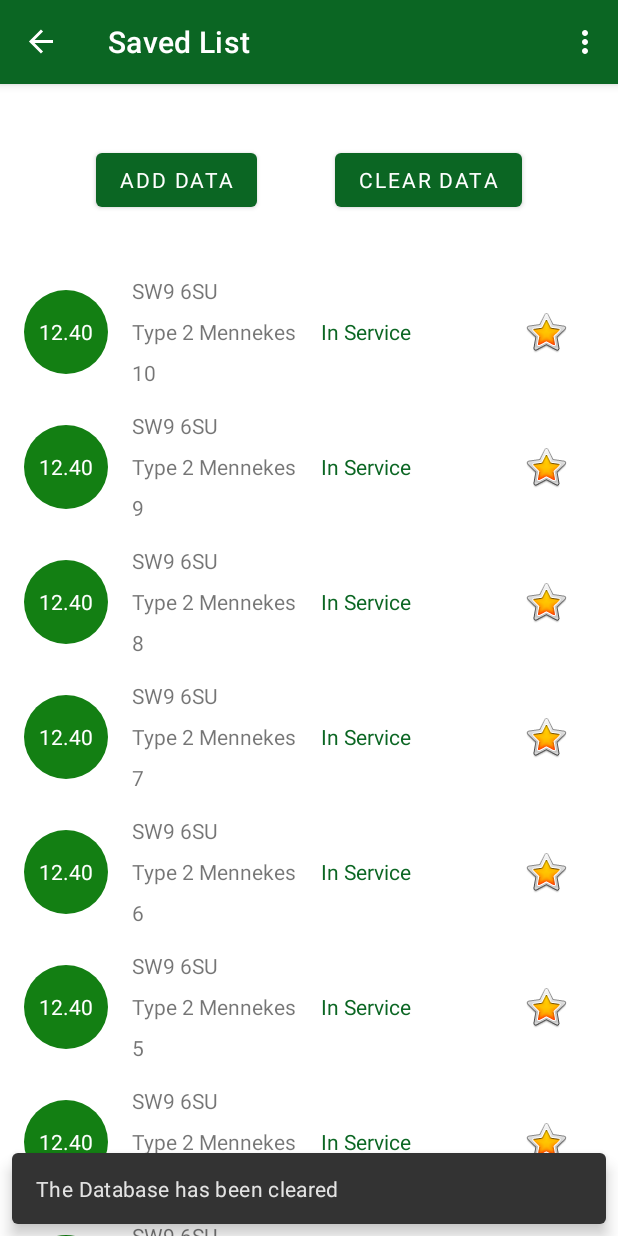
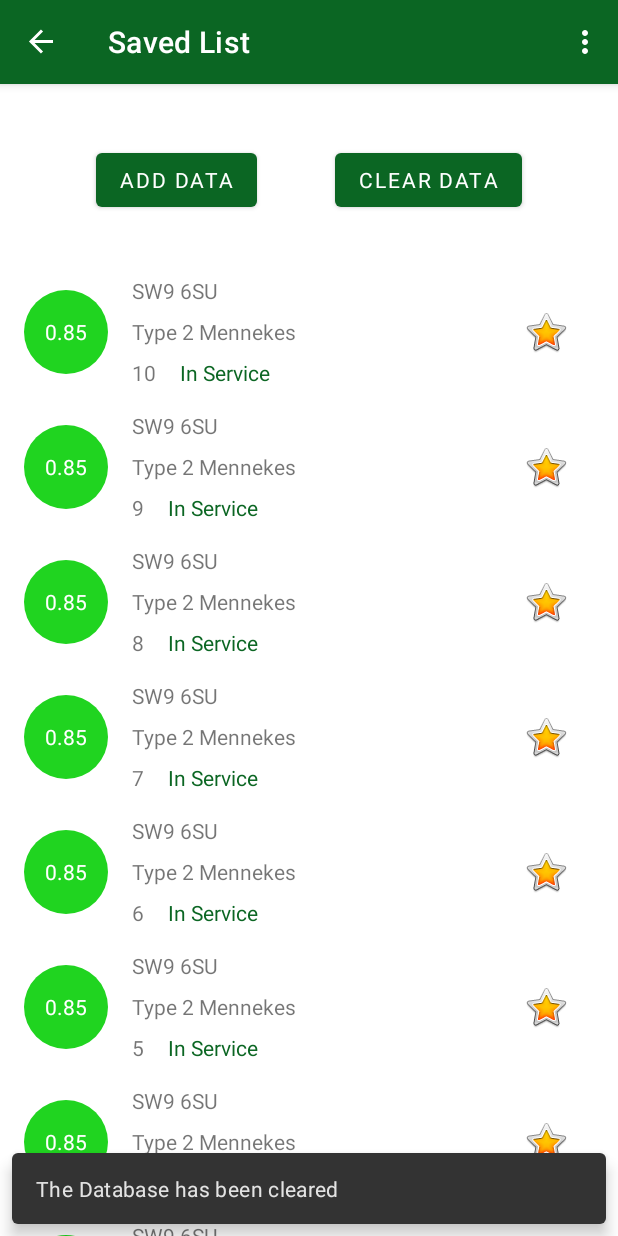
Before and after one commit to Kovah101/ChargeMyCar, an Android app built with Jetpack Compose: the SavedListFragment screen opened through its navigation route, after a tap on "ADD DATA", on a phone screen of 412 x 824 dp. Run offline under Robolectric (Android 15) with nearby library versions, the phone set to English and light mode, and no system bars; our stand-ins replace Room's generated code, Timber, data binding, navigation-ui; Roboto replaces fonts that are not available here; 1 other tap on this screen came first.

Commit message:
Added missing postcode and adjust list item layout - need to sort favourite add/remove now

```diff
--- a/app/src/main/java/com/github/kovah101/chargemycar/liveChargePoints/LiveListFragment.kt
+++ b/app/src/main/java/com/github/kovah101/chargemycar/liveChargePoints/LiveListFragment.kt
@@ -67,7 +67,7 @@ class LiveListFragment : Fragment() {
         },ChargePointAdapter.FavouriteListener { chargePoint, checked ->
             if (checked) {
                 Timber.d("Add Item ID: ${chargePoint.chargePointId} from Database")
-                livePointsViewModel.addIfNewChargePoint(chargePoint)
+                //livePointsViewModel.addIfNewChargePoint(chargePoint)
             }
         })
         // bind it to the live list
--- a/app/src/main/java/com/github/kovah101/chargemycar/network/ChargeQuery.kt
+++ b/app/src/main/java/com/github/kovah101/chargemycar/network/ChargeQuery.kt
@@ -25,7 +25,7 @@ data class CPLocation (
         )
 
 data class CPAddress (
-    @Json(name = "Postcode") var postcode : String = ""
+    @Json(name = "PostCode") var postcode : String = ""
         )
 
 data class CPConnector (
--- a/app/src/main/java/com/github/kovah101/chargemycar/savedChargePoints/ChargePointAdapter.kt
+++ b/app/src/main/java/com/github/kovah101/chargemycar/savedChargePoints/ChargePointAdapter.kt
@@ -59,8 +59,8 @@ class ChargePointAdapter (val clickListener : ChargePointListener, val favListen
 
             // TODO: put into BindingUtils when using live location
             // calculate actual distance from dummy user
-            val trueDistance = 12.4
-              //  haversineDistance(userLat, userLong, item.latitude.toFloat(), item.longitude.toFloat())
+            val trueDistance =
+                haversineDistance(userLat, userLong, item.latitude.toFloat(), item.longitude.toFloat())
             // round true distance to 2dp
             binding.distance.text = String.format("%.2f", trueDistance)
             //adjust colour appropriately, test with ID
--- a/app/src/main/java/com/github/kovah101/chargemycar/title/TitleFragment.kt
+++ b/app/src/main/java/com/github/kovah101/chargemycar/title/TitleFragment.kt
@@ -48,9 +48,9 @@ class TitleFragment : Fragment() {
     //  0- Setup (30m)
     //  1- Create LiveList layout & viewmodel + factory + convert ot shared viewmodel architecture - (1h 15m + 45m)
     //  2- Add retrofit API service + connect to the internet + display JSON string (1h 10m)
-    //  3- Convert Data class to take in JSON too,Parse The JSON response & display the size/list of charge points (1h + 45m+ 15m+15m) NEED TO PARSE RESPONSE BETTER
-    //  4- Coroutines to streamline retrofit API service
-    //  5- Display detailed list of live charge points
+    //  3- Convert Data class to take in JSON too,Parse The JSON response & display the size/list of charge points (1h)
+    //  4- Coroutines to streamline retrofit API service (45m)
+    //  5- Display detailed list of live charge points (30m) + Favourite star sort
     //  6- Create Options layout to adjust URI search parameters
     //  7- Add Favourites button & database interactions
 
--- a/app/src/main/java/com/github/kovah101/chargemycar/viewModel/ChargePointViewModel.kt
+++ b/app/src/main/java/com/github/kovah101/chargemycar/viewModel/ChargePointViewModel.kt
@@ -204,8 +204,6 @@ class ChargePointViewModel(application: Application) : AndroidViewModel(applicat
                 var responseString = chargeQuery.scheme.SchemeCode
                 val responseStringList = listOfChargePoints.value?.let { TextUtils.join(",", it) }
                 _response.value = responseStringList!!
-                Timber.d("There are ${chargeQuery.chargeDevices.size} devices, Scheme:${chargeQuery.scheme.SchemeCode}")
-                   // "Success! There are ${chargeQuery.chargeDevices.size}"
 
             } catch (e: Exception) {
                 _success.value = false
--- a/app/src/main/res/layout/charge_point_list_item.xml
+++ b/app/src/main/res/layout/charge_point_list_item.xml
@@ -1,5 +1,7 @@
 <?xml version="1.0" encoding="utf-8"?>
-<layout>
+<layout xmlns:tools="http://schemas.android.com/tools"
+    xmlns:android="http://schemas.android.com/apk/res/android"
+    xmlns:app="http://schemas.android.com/apk/res-auto">
 
     <data>
 
@@ -14,9 +16,7 @@
             type="com.github.kovah101.chargemycar.savedChargePoints.ChargePointAdapter.FavouriteListener" />
     </data>
 
-    <androidx.constraintlayout.widget.ConstraintLayout xmlns:android="http://schemas.android.com/apk/res/android"
-        xmlns:app="http://schemas.android.com/apk/res-auto"
-        xmlns:tools="http://schemas.android.com/tools"
+    <androidx.constraintlayout.widget.ConstraintLayout
         android:layout_width="match_parent"
         android:layout_height="wrap_content"
         android:onClick="@{() -> clickListener.onClick(chargePoint)}">
@@ -86,8 +86,8 @@
             android:fontFamily="@font/roboto"
             android:includeFontPadding="true"
             android:text="Status"
-            app:layout_constraintStart_toEndOf="@+id/connectorType"
-            app:layout_constraintTop_toTopOf="@+id/connectorType"
+            app:layout_constraintStart_toEndOf="@+id/locationType"
+            app:layout_constraintTop_toTopOf="@+id/locationType"
             app:status="@{chargePoint}" />
 
         <TextView
```
